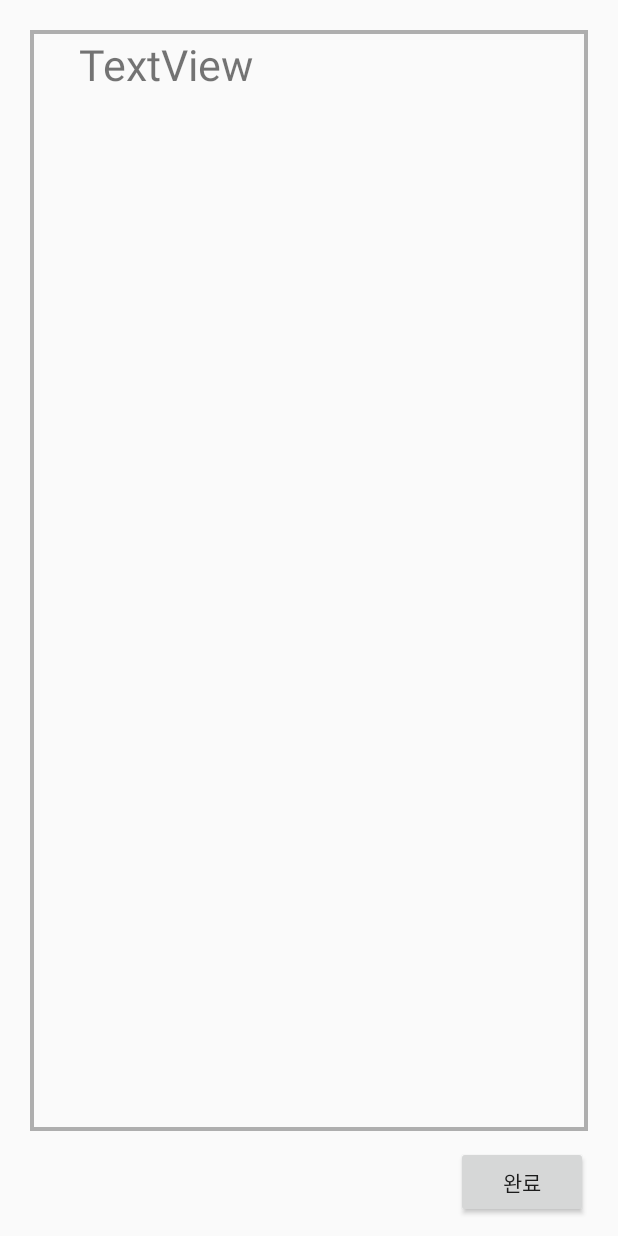
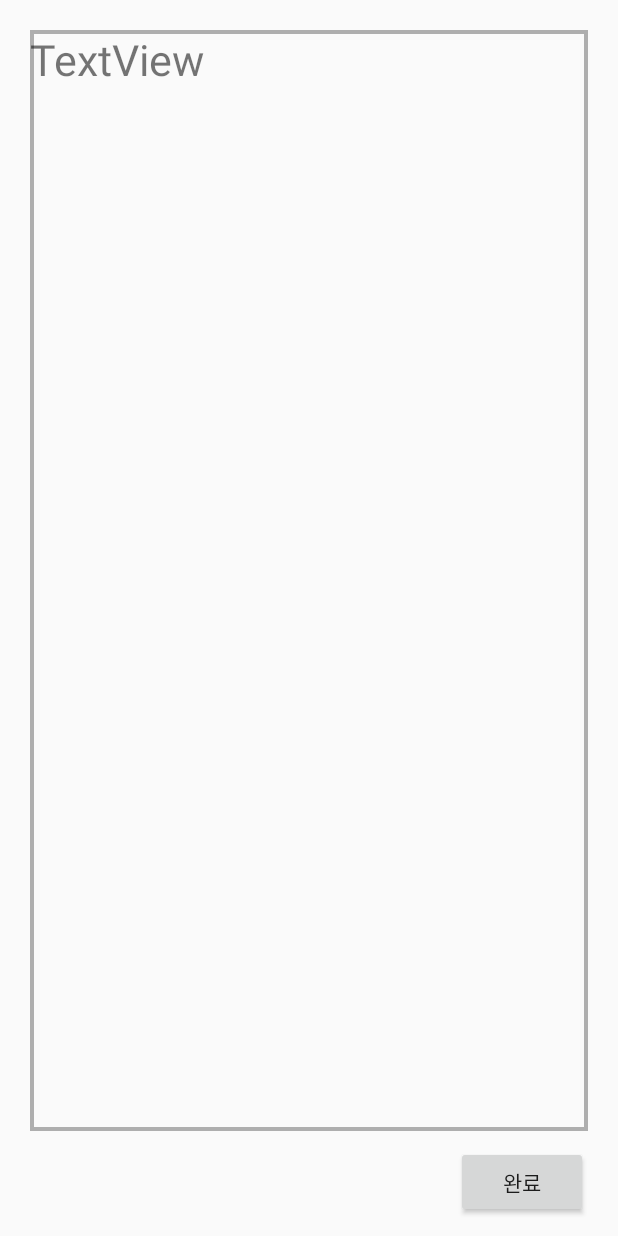
Before and after one commit to AnKyungMoo/StreetTree, an Android app: the layout activity_complete.xml on its own in the app's theme, with its tools: preview values and no code run, on a phone screen of 412 x 824 dp. Run offline under Robolectric (Android 15) with nearby library versions, the phone set to English and light mode, and no system bars.

```diff
--- a/app/src/main/java/com/example/iclab/st/CSurvey.java
+++ b/app/src/main/java/com/example/iclab/st/CSurvey.java
@@ -44,10 +44,9 @@ public class CSurvey {
         for(int i=0;i<points.length;i++)
             pointSum+=points[i]+"  ";
 
-        extraData+="보호판 이름: "+plate+"\n나무번호: "+tree_num+"\n뿌리: "+pointSum+"\n위도: "+la+"\n경도: "+lo+"\n";
+        extraData+="보호판 이름: "+plate+"\n나무번호: "+tree_num+"\n뿌리: "+pointSum+"\n위도: "+la+"\n경도: "+lo+"\n";// 마지막 페이지 출력문
 
     }
-
 }
 
 class  SurveyList {
--- a/app/src/main/java/com/example/iclab/st/CompleteActivity.java
+++ b/app/src/main/java/com/example/iclab/st/CompleteActivity.java
@@ -3,6 +3,7 @@ package com.example.iclab.st;
 import android.content.Intent;
 import android.support.v7.app.AppCompatActivity;
 import android.os.Bundle;
+import android.text.method.ScrollingMovementMethod;
 import android.view.View;
 import android.widget.Button;
 import android.widget.TextView;
@@ -27,7 +28,7 @@ public class CompleteActivity extends AppCompatActivity{
         Button resultBtn = findViewById(R.id.resultBtn);
         data = findViewById(R.id.dataText);
 
-
+        data.setMovementMethod(new ScrollingMovementMethod());
         data.setText("현장명 :  " + GCSurvey.siteName+"\n발주처 :  " + GCSurvey.clientName +"\n실측일 :  " + GCSurvey.createdAt+ "\n담당자 :  "+"\n" + extraData);
 
         // 완료 버튼 누르면 기능선택 화면으로 다시 이동
--- a/app/src/main/java/com/example/iclab/st/ExisitingActivity.java
+++ b/app/src/main/java/com/example/iclab/st/ExisitingActivity.java
@@ -8,15 +8,12 @@ import android.widget.Button;
 
 // 기존현장 확인 액티비티
 public class ExisitingActivity extends AppCompatActivity {
-
     @Override
     protected void onCreate(Bundle savedInstanceState) {
         super.onCreate(savedInstanceState);
         setContentView(R.layout.activity_exisiting);
-
         Button btn1 = findViewById(R.id.btn1);
         Button btn2 = findViewById(R.id.btn2);
-
         // 지역으로 검색 버튼 누르면 Regionsrch 액티비티로 전환
         btn1.setOnClickListener(new Button.OnClickListener() {
             public void onClick(View v) {
@@ -25,7 +22,6 @@ public class ExisitingActivity extends AppCompatActivity {
                 finish();
             }
         });
-
         // 현장명으로 검색 버튼 누르면 Namesrch 액티비티로 전환
         btn2.setOnClickListener(new Button.OnClickListener() {
             public void onClick(View v) {
@@ -34,6 +30,5 @@ public class ExisitingActivity extends AppCompatActivity {
                 finish();
             }
         });
-
     }
 }
--- a/app/src/main/java/com/example/iclab/st/SurveyActivity.java
+++ b/app/src/main/java/com/example/iclab/st/SurveyActivity.java
@@ -101,8 +101,8 @@ public class SurveyActivity extends AppCompatActivity {
         // 다음 버튼 누르면 맵 화면으로 전환
         nextBtn.setOnClickListener(new Button.OnClickListener() {
             public void onClick(View v) {
-                //Intent intent = new Intent(getApplicationContext(), MapActivity.class);//  테스트로 인해 잠시 변경
-                Intent intent = new Intent(getApplicationContext(), FunctionActivity.class);// 테스트로 인해 잠시 변경
+                Intent intent = new Intent(getApplicationContext(), MapActivity.class);//  테스트로 인해 잠시 변경
+               // Intent intent = new Intent(getApplicationContext(), FunctionActivity.class);// 테스트로 인해 잠시 변경
                 intent.putExtra("latitude", latitude);
                 intent.putExtra("longitude", longitude);
                 make_list(latitude, longitude); // 저장
--- a/app/src/main/res/layout/activity_complete.xml
+++ b/app/src/main/res/layout/activity_complete.xml
@@ -45,11 +45,17 @@
 
         <TextView
             android:id="@+id/dataText"
-            android:layout_width="306dp"
-            android:layout_height="472dp"
+            android:layout_width="match_parent"
+            android:layout_height="match_parent"
             android:layout_alignTop="@+id/resultView"
             android:layout_centerHorizontal="true"
-            android:layout_marginTop="3dp"
+            android:layout_alignParentLeft="true"
+            android:layout_alignParentStart="true"
+            android:layout_alignParentTop="true"
+            android:layout_marginBottom="70dp"
+            android:layout_marginLeft="20dp"
+            android:layout_marginRight="20dp"
+            android:layout_marginTop="20dp"
             android:scrollbars="vertical"
             android:text="TextView"
             android:textSize="13pt" />
--- a/app/src/main/res/layout/activity_newplace.xml
+++ b/app/src/main/res/layout/activity_newplace.xml
@@ -49,6 +49,7 @@
             android:layout_below="@id/inputHyunjang"
             android:layout_marginRight="5pt"
             android:fontFamily="@font/godo"
+            android:inputType="text"
             android:layout_toRightOf="@id/balju" />
 
         <Button
```
Also changed, not shown: app/src/main/java/com/example/iclab/st/NewplaceActivity.java (+18 -10 lines), app/src/main/java/com/example/iclab/st/RootActivity.java (+0 -7 lines).
